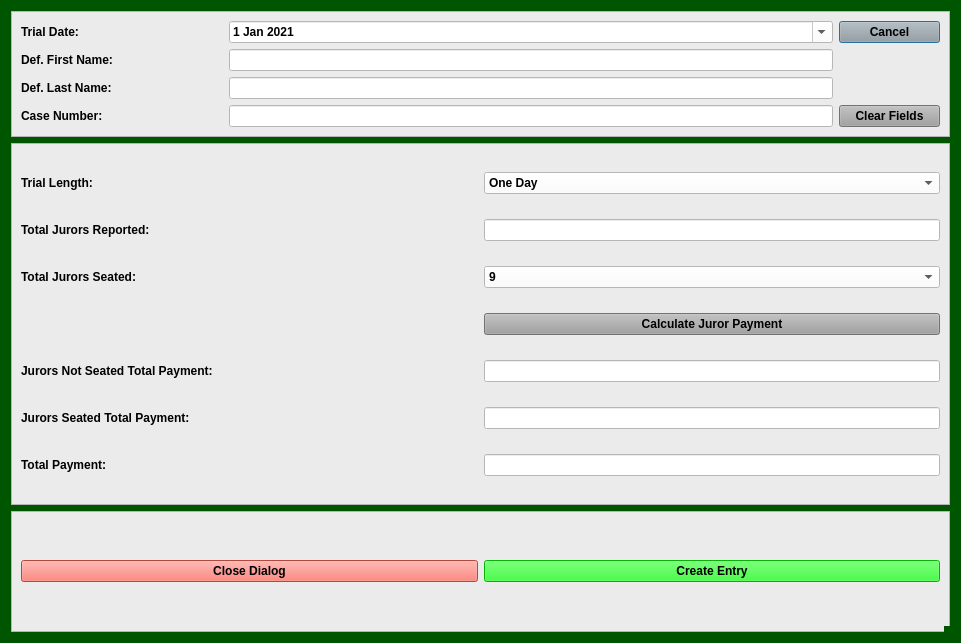
First picture: the form in munientry/views/ui/JurorPaymentDialog.ui, repository HunterProgram22/MuniEntry, before the edit.
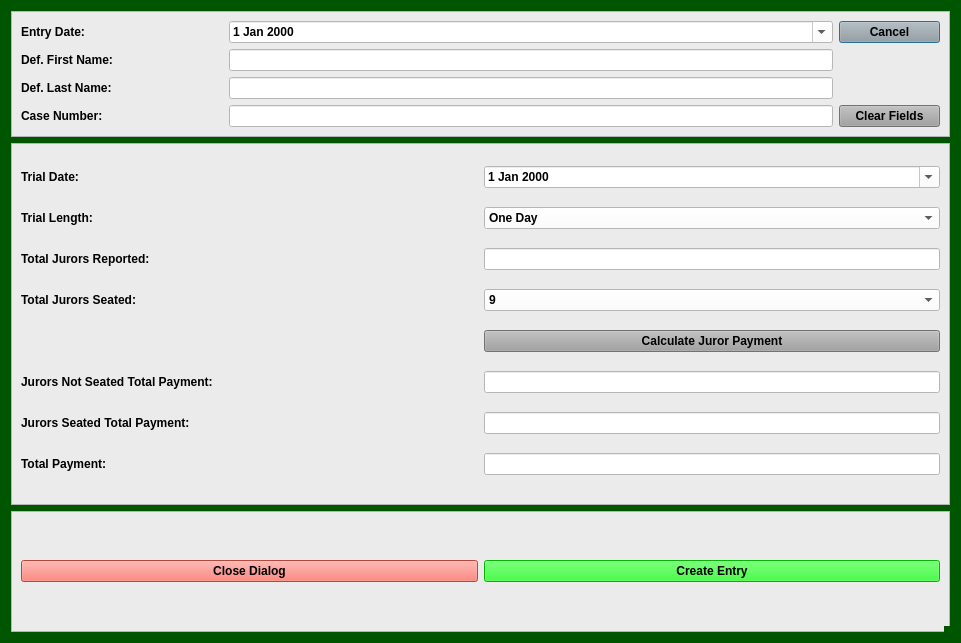
Second picture: the form after the edit. Custom widgets are drawn as their Qt base class.

Commit message: Jury Payment entry opening.

```diff
--- a/munientry/views/ui/JurorPaymentDialog.ui
+++ b/munientry/views/ui/JurorPaymentDialog.ui
@@ -164,40 +164,6 @@
       <enum>QFrame::Raised</enum>
      </property>
      <layout class="QGridLayout" name="gridLayout_2" columnstretch="2,6,1">
-      <item row="0" column="0">
-       <widget class="QLabel" name="label_26">
-        <property name="text">
-         <string>Trial Date:</string>
-        </property>
-       </widget>
-      </item>
-      <item row="0" column="1">
-       <widget class="QDateEdit" name="plea_trial_date">
-        <property name="focusPolicy">
-         <enum>Qt::NoFocus</enum>
-        </property>
-        <property name="styleSheet">
-         <string notr="true">background-color: rgb(255, 255, 255);</string>
-        </property>
-        <property name="minimumDate">
-         <date>
-          <year>2021</year>
-          <month>1</month>
-          <day>1</day>
-         </date>
-        </property>
-        <property name="calendarPopup">
-         <bool>true</bool>
-        </property>
-        <property name="date">
-         <date>
-          <year>2021</year>
-          <month>1</month>
-          <day>1</day>
-         </date>
-        </property>
-       </widget>
-      </item>
       <item row="1" column="0">
        <widget class="QLabel" name="label">
         <property name="text">
@@ -278,6 +244,23 @@
         </property>
        </widget>
       </item>
+      <item row="0" column="0">
+       <widget class="QLabel" name="label_10">
+        <property name="text">
+         <string>Entry Date:</string>
+        </property>
+       </widget>
+      </item>
+      <item row="0" column="1">
+       <widget class="QDateEdit" name="entry_date">
+        <property name="styleSheet">
+         <string notr="true">background-color: rgb(255, 255, 255);</string>
+        </property>
+        <property name="calendarPopup">
+         <bool>true</bool>
+        </property>
+       </widget>
+      </item>
      </layout>
     </widget>
    </item>
@@ -293,71 +276,38 @@
       <enum>QFrame::Raised</enum>
      </property>
      <layout class="QGridLayout" name="gridLayout_3" columnstretch="1,1">
-      <item row="5" column="0">
-       <widget class="QLabel" name="label_7">
-        <property name="text">
-         <string>Jurors Not Seated Total Payment:</string>
-        </property>
-       </widget>
-      </item>
-      <item row="1" column="1">
-       <widget class="QLineEdit" name="jurors_reported_lineEdit">
+      <item row="7" column="1">
+       <widget class="QLineEdit" name="jurors_seated_pay_lineEdit">
         <property name="styleSheet">
          <string notr="true">background-color: rgb(255, 255, 255);</string>
         </property>
        </widget>
       </item>
-      <item row="3" column="1">
-       <widget class="NoScrollComboBox" name="jurors_seated_box">
+      <item row="6" column="1">
+       <widget class="QLineEdit" name="jurors_not_seated_pay_lineEdit">
         <property name="styleSheet">
          <string notr="true">background-color: rgb(255, 255, 255);</string>
         </property>
-        <item>
-         <property name="text">
-          <string>9</string>
-         </property>
-        </item>
-        <item>
-         <property name="text">
-          <string>0</string>
-         </property>
-        </item>
-        <item>
-         <property name="text">
-          <string>10</string>
-         </property>
-        </item>
        </widget>
       </item>
-      <item row="3" column="0">
-       <widget class="QLabel" name="label_6">
-        <property name="text">
-         <string>Total Jurors Seated:</string>
+      <item row="5" column="1">
+       <widget class="QPushButton" name="calculate_payment_Button">
+        <property name="styleSheet">
+         <string notr="true">background-color: rgb(160, 160, 160);</string>
         </property>
-       </widget>
-      </item>
-      <item row="6" column="0">
-       <widget class="QLabel" name="label_8">
         <property name="text">
-         <string>Jurors Seated Total Payment:</string>
+         <string>Calculate Juror Payment</string>
         </property>
        </widget>
       </item>
       <item row="1" column="0">
-       <widget class="QLabel" name="label_5">
-        <property name="text">
-         <string>Total Jurors Reported:</string>
-        </property>
-       </widget>
-      </item>
-      <item row="0" column="0">
        <widget class="QLabel" name="label_4">
         <property name="text">
          <string>Trial Length:</string>
         </property>
        </widget>
       </item>
-      <item row="0" column="1">
+      <item row="1" column="1">
        <widget class="NoScrollComboBox" name="trial_length_box">
         <property name="styleSheet">
          <string notr="true">background-color: rgb(255, 255, 255);</string>
@@ -379,41 +329,111 @@
         </item>
        </widget>
       </item>
-      <item row="7" column="0">
+      <item row="2" column="0">
+       <widget class="QLabel" name="label_5">
+        <property name="text">
+         <string>Total Jurors Reported:</string>
+        </property>
+       </widget>
+      </item>
+      <item row="8" column="0">
        <widget class="QLabel" name="label_9">
         <property name="text">
          <string>Total Payment:</string>
         </property>
        </widget>
       </item>
-      <item row="7" column="1">
+      <item row="8" column="1">
        <widget class="QLineEdit" name="juror_total_pay_lineEdit">
         <property name="styleSheet">
          <string notr="true">background-color: rgb(255, 255, 255);</string>
         </property>
        </widget>
       </item>
-      <item row="5" column="1">
-       <widget class="QLineEdit" name="jurors_not_seated_pay_lineEdit">
-        <property name="styleSheet">
-         <string notr="true">background-color: rgb(255, 255, 255);</string>
-        </property>
-       </widget>
-      </item>
-      <item row="6" column="1">
-       <widget class="QLineEdit" name="jurors_seated_pay_lineEdit">
-        <property name="styleSheet">
-         <string notr="true">background-color: rgb(255, 255, 255);</string>
-        </property>
-       </widget>
-      </item>
       <item row="4" column="1">
-       <widget class="QPushButton" name="calculate_payment_Button">
+       <widget class="NoScrollComboBox" name="jurors_seated_box">
         <property name="styleSheet">
-         <string notr="true">background-color: rgb(160, 160, 160);</string>
+         <string notr="true">background-color: rgb(255, 255, 255);</string>
         </property>
+        <item>
+         <property name="text">
+          <string>9</string>
+         </property>
+        </item>
+        <item>
+         <property name="text">
+          <string>0</string>
+         </property>
+        </item>
+        <item>
+         <property name="text">
+          <string>10</string>
+         </property>
+        </item>
+       </widget>
+      </item>
+      <item row="6" column="0">
+       <widget class="QLabel" name="label_7">
         <property name="text">
-         <string>Calculate Juror Payment</string>
+         <string>Jurors Not Seated Total Payment:</string>
+        </property>
+       </widget>
+      </item>
+      <item row="2" column="1">
+       <widget class="QLineEdit" name="jurors_reported_lineEdit">
+        <property name="styleSheet">
+         <string notr="true">background-color: rgb(255, 255, 255);</string>
+        </property>
+       </widget>
+      </item>
+      <item row="7" column="0">
+       <widget class="QLabel" name="label_8">
+        <property name="text">
+         <string>Jurors Seated Total Payment:</string>
+        </property>
+       </widget>
+      </item>
+      <item row="4" column="0">
+       <widget class="QLabel" name="label_6">
+        <property name="text">
+         <string>Total Jurors Seated:</string>
+        </property>
+       </widget>
+      </item>
+      <item row="0" column="0">
+       <widget class="QLabel" name="label_26">
+        <property name="text">
+         <string>Trial Date:</string>
+        </property>
+       </widget>
+      </item>
+      <item row="0" column="1">
+       <widget class="QDateEdit" name="trial_date">
+        <property name="focusPolicy">
+         <enum>Qt::NoFocus</enum>
+        </property>
+        <property name="styleSheet">
+         <string notr="true">background-color: rgb(255, 255, 255);</string>
+        </property>
+        <property name="dateTime">
+         <datetime>
+          <hour>0</hour>
+          <minute>0</minute>
+          <second>0</second>
+          <year>2000</year>
+          <month>1</month>
+          <day>1</day>
+         </datetime>
+        </property>
+        <property name="calendarPopup">
+         <bool>true</bool>
+        </property>
+        <property name="date">
+         <date>
+          <year>2000</year>
+          <month>1</month>
+          <day>1</day>
+         </date>
         </property>
        </widget>
       </item>
```
The commit also changes 7 other files.
